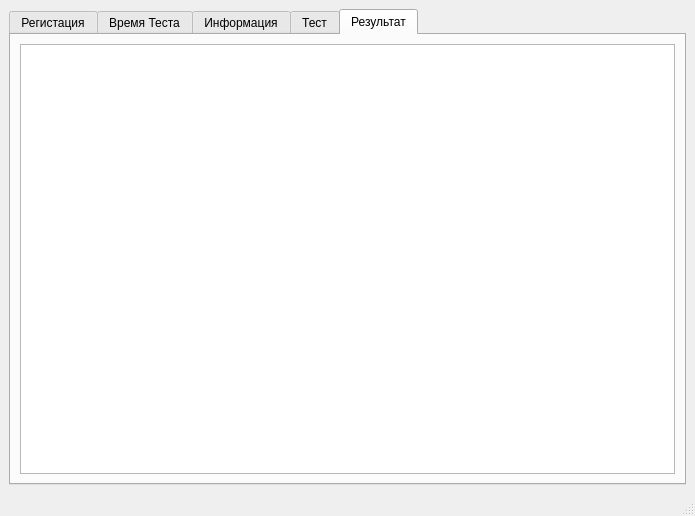
This is ui_mindfulness.ui in ifedyaev/ui_mindfulness_test as Qt 5 draws it before an edit. The edited form follows.
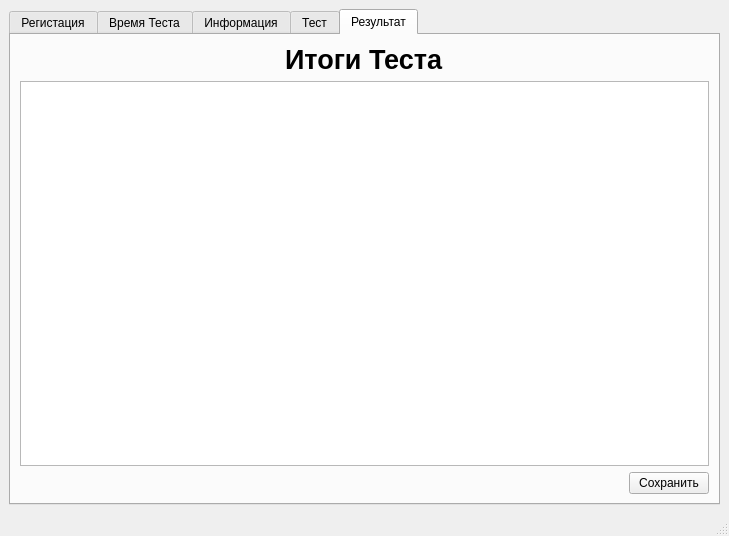
This is the edited form. The open tabs and pages were chosen to show the change.

```diff
--- a/ui_mindfulness.ui
+++ b/ui_mindfulness.ui
@@ -6,8 +6,8 @@
    <rect>
     <x>0</x>
     <y>0</y>
-    <width>695</width>
-    <height>516</height>
+    <width>729</width>
+    <height>536</height>
    </rect>
   </property>
   <property name="windowTitle">
@@ -516,8 +516,76 @@
        </attribute>
        <layout class="QGridLayout" name="gridLayout_8">
         <item row="0" column="0">
+         <layout class="QHBoxLayout" name="horizontalLayout_7">
+          <item>
+           <spacer name="horizontalSpacer_13">
+            <property name="orientation">
+             <enum>Qt::Horizontal</enum>
+            </property>
+            <property name="sizeHint" stdset="0">
+             <size>
+              <width>40</width>
+              <height>20</height>
+             </size>
+            </property>
+           </spacer>
+          </item>
+          <item>
+           <widget class="QLabel" name="label_10">
+            <property name="font">
+             <font>
+              <pointsize>20</pointsize>
+              <weight>75</weight>
+              <bold>true</bold>
+             </font>
+            </property>
+            <property name="text">
+             <string>Итоги Теста</string>
+            </property>
+           </widget>
+          </item>
+          <item>
+           <spacer name="horizontalSpacer_14">
+            <property name="orientation">
+             <enum>Qt::Horizontal</enum>
+            </property>
+            <property name="sizeHint" stdset="0">
+             <size>
+              <width>40</width>
+              <height>20</height>
+             </size>
+            </property>
+           </spacer>
+          </item>
+         </layout>
+        </item>
+        <item row="1" column="0">
          <widget class="QTableWidget" name="m_table_widget_result"/>
         </item>
+        <item row="2" column="0">
+         <layout class="QHBoxLayout" name="horizontalLayout_6">
+          <item>
+           <spacer name="horizontalSpacer_12">
+            <property name="orientation">
+             <enum>Qt::Horizontal</enum>
+            </property>
+            <property name="sizeHint" stdset="0">
+             <size>
+              <width>40</width>
+              <height>20</height>
+             </size>
+            </property>
+           </spacer>
+          </item>
+          <item>
+           <widget class="QPushButton" name="pushButton">
+            <property name="text">
+             <string>Сохранить</string>
+            </property>
+           </widget>
+          </item>
+         </layout>
+        </item>
        </layout>
       </widget>
      </widget>
```
Left out of the diff: 42 changed lines with no effect on the pictures.
